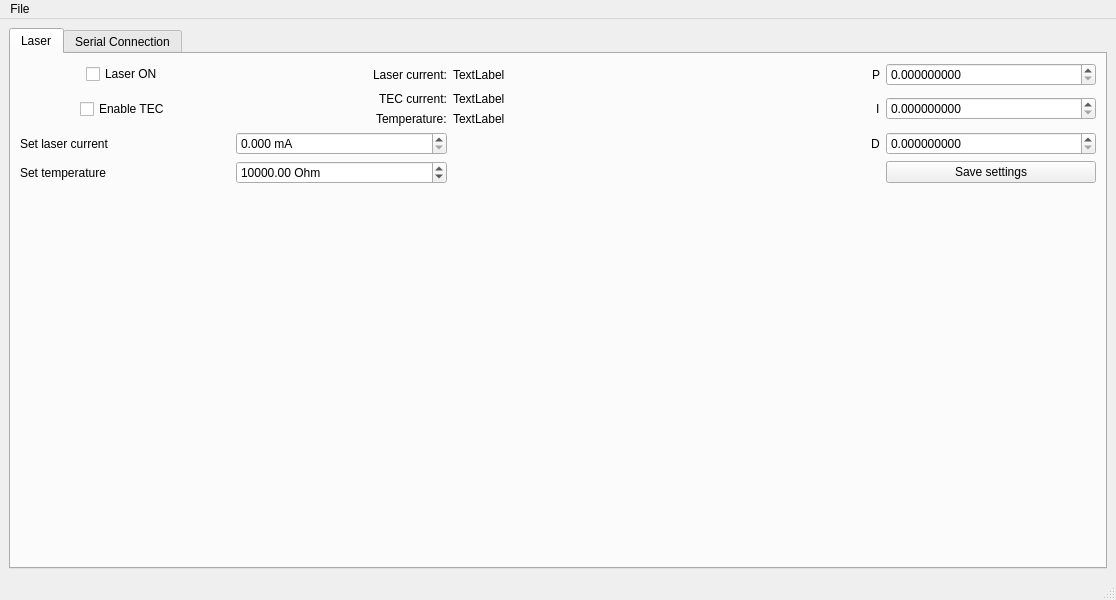
First picture: the form in gui.ui, repository zoran-grujic/CTL200-Controller, before the edit.
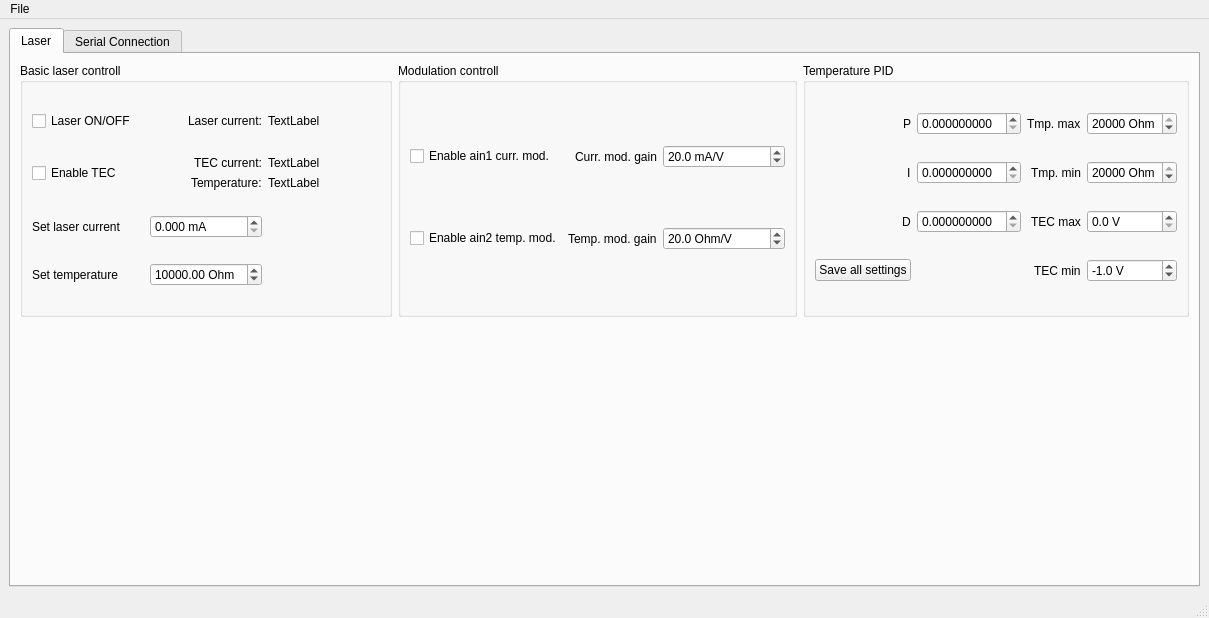
Second picture: the form after the edit. The open tabs and pages were chosen to show the change.

What changed in the file:
```diff
--- a/gui.ui
+++ b/gui.ui
@@ -6,8 +6,8 @@
    <rect>
     <x>0</x>
     <y>0</y>
-    <width>1116</width>
-    <height>600</height>
+    <width>1209</width>
+    <height>618</height>
    </rect>
   </property>
   <property name="windowTitle">
@@ -27,36 +27,323 @@
        <layout class="QVBoxLayout" name="verticalLayout">
         <item>
          <layout class="QGridLayout" name="gridLayout_2">
+          <item row="0" column="2">
+           <widget class="QGroupBox" name="groupBox_2">
+            <property name="title">
+             <string>Modulation controll</string>
+            </property>
+            <layout class="QGridLayout" name="gridLayout_8">
+             <item row="0" column="0">
+              <widget class="QCheckBox" name="checkBox_ain1Enable">
+               <property name="toolTip">
+                <string>Enable laser current modulation over ain1 input</string>
+               </property>
+               <property name="text">
+                <string>Enable ain1 curr. mod.</string>
+               </property>
+              </widget>
+             </item>
+             <item row="1" column="0">
+              <widget class="QCheckBox" name="checkBox_ain2Enable">
+               <property name="toolTip">
+                <string>Enable temperature modulation over ain input</string>
+               </property>
+               <property name="text">
+                <string>Enable ain2 temp. mod.</string>
+               </property>
+              </widget>
+             </item>
+             <item row="0" column="2">
+              <widget class="QDoubleSpinBox" name="doubleSpinBox_ain1CurrGain">
+               <property name="suffix">
+                <string> mA/V</string>
+               </property>
+               <property name="decimals">
+                <number>1</number>
+               </property>
+               <property name="minimum">
+                <double>-100000.000000000000000</double>
+               </property>
+               <property name="maximum">
+                <double>100000.000000000000000</double>
+               </property>
+               <property name="singleStep">
+                <double>10.000000000000000</double>
+               </property>
+               <property name="value">
+                <double>20.000000000000000</double>
+               </property>
+              </widget>
+             </item>
           <item row="0" column="1" alignment="Qt::AlignRight">
-           <widget class="QLabel" name="label_2">
+              <widget class="QLabel" name="label_6">
             <property name="text">
-             <string>Laser current:</string>
+                <string>Curr. mod. gain</string>
             </property>
            </widget>
           </item>
-          <item row="1" column="0" alignment="Qt::AlignHCenter">
+             <item row="1" column="1" alignment="Qt::AlignRight">
+              <widget class="QLabel" name="label_7">
+               <property name="text">
+                <string>Temp. mod. gain</string>
+               </property>
+              </widget>
+             </item>
+             <item row="1" column="2">
+              <widget class="QDoubleSpinBox" name="doubleSpinBox_ain2TempGain">
+               <property name="suffix">
+                <string> Ohm/V</string>
+               </property>
+               <property name="decimals">
+                <number>1</number>
+               </property>
+               <property name="minimum">
+                <double>-100000.000000000000000</double>
+               </property>
+               <property name="maximum">
+                <double>100000.000000000000000</double>
+               </property>
+               <property name="singleStep">
+                <double>10.000000000000000</double>
+               </property>
+               <property name="value">
+                <double>20.000000000000000</double>
+               </property>
+              </widget>
+             </item>
+            </layout>
+           </widget>
+          </item>
+          <item row="0" column="3">
+           <widget class="QGroupBox" name="groupBox_3">
+            <property name="title">
+             <string>Temperature PID </string>
+            </property>
+            <layout class="QGridLayout" name="gridLayout_7">
+             <item row="1" column="0" alignment="Qt::AlignRight">
+              <widget class="QLabel" name="label_12">
+               <property name="text">
+                <string>I</string>
+               </property>
+              </widget>
+             </item>
+             <item row="2" column="0" alignment="Qt::AlignRight">
+              <widget class="QLabel" name="label_13">
+               <property name="text">
+                <string>D</string>
+               </property>
+              </widget>
+             </item>
+             <item row="0" column="1">
+              <widget class="QDoubleSpinBox" name="doubleSpinBox_P">
+               <property name="decimals">
+                <number>9</number>
+               </property>
+               <property name="singleStep">
+                <double>0.000001000000000</double>
+               </property>
+              </widget>
+             </item>
+             <item row="1" column="1">
+              <widget class="QDoubleSpinBox" name="doubleSpinBox_I">
+               <property name="decimals">
+                <number>9</number>
+               </property>
+               <property name="singleStep">
+                <double>0.000001000000000</double>
+               </property>
+              </widget>
+             </item>
+             <item row="2" column="1">
+              <widget class="QDoubleSpinBox" name="doubleSpinBox_D">
+               <property name="decimals">
+                <number>9</number>
+               </property>
+               <property name="singleStep">
+                <double>0.000001000000000</double>
+               </property>
+              </widget>
+             </item>
+             <item row="0" column="0" alignment="Qt::AlignRight">
+              <widget class="QLabel" name="label_11">
+               <property name="text">
+                <string>P</string>
+               </property>
+              </widget>
+             </item>
+             <item row="3" column="0">
+              <widget class="QPushButton" name="pushButton_SaveSettings">
+               <property name="text">
+                <string>Save all settings</string>
+               </property>
+              </widget>
+             </item>
+             <item row="0" column="2" alignment="Qt::AlignRight">
+              <widget class="QLabel" name="label_14">
+               <property name="text">
+                <string>Tmp. max</string>
+               </property>
+              </widget>
+             </item>
+             <item row="1" column="2" alignment="Qt::AlignRight">
+              <widget class="QLabel" name="label_15">
+               <property name="text">
+                <string>Tmp. min</string>
+               </property>
+              </widget>
+             </item>
+             <item row="2" column="2" alignment="Qt::AlignRight">
+              <widget class="QLabel" name="label_16">
+               <property name="text">
+                <string>TEC max</string>
+               </property>
+              </widget>
+             </item>
+             <item row="3" column="2" alignment="Qt::AlignRight">
+              <widget class="QLabel" name="label_17">
+               <property name="text">
+                <string>TEC min</string>
+               </property>
+              </widget>
+             </item>
+             <item row="0" column="3">
+              <widget class="QDoubleSpinBox" name="doubleSpinBox_rtmax">
+               <property name="suffix">
+                <string> Ohm</string>
+               </property>
+               <property name="decimals">
+                <number>0</number>
+               </property>
+               <property name="minimum">
+                <double>500.000000000000000</double>
+               </property>
+               <property name="maximum">
+                <double>20000.000000000000000</double>
+               </property>
+               <property name="singleStep">
+                <double>1.000000000000000</double>
+               </property>
+               <property name="value">
+                <double>20000.000000000000000</double>
+               </property>
+              </widget>
+             </item>
+             <item row="1" column="3">
+              <widget class="QDoubleSpinBox" name="doubleSpinBox_rtmin">
+               <property name="suffix">
+                <string> Ohm</string>
+               </property>
+               <property name="decimals">
+                <number>0</number>
+               </property>
+               <property name="minimum">
+                <double>500.000000000000000</double>
+               </property>
+               <property name="maximum">
+                <double>20000.000000000000000</double>
+               </property>
+               <property name="singleStep">
+                <double>1.000000000000000</double>
+               </property>
+               <property name="value">
+                <double>20000.000000000000000</double>
+               </property>
+              </widget>
+             </item>
+             <item row="3" column="3">
+              <widget class="QDoubleSpinBox" name="doubleSpinBox_vtmin">
+               <property name="suffix">
+                <string> V</string>
+               </property>
+               <property name="decimals">
+                <number>1</number>
+               </property>
+               <property name="minimum">
+                <double>-3.000000000000000</double>
+               </property>
+               <property name="maximum">
+                <double>0.000000000000000</double>
+               </property>
+               <property name="singleStep">
+                <double>0.100000000000000</double>
+               </property>
+               <property name="value">
+                <double>-1.000000000000000</double>
+               </property>
+              </widget>
+             </item>
+             <item row="2" column="3">
+              <widget class="QDoubleSpinBox" name="doubleSpinBox_vtmax">
+               <property name="suffix">
+                <string> V</string>
+               </property>
+               <property name="decimals">
+                <number>1</number>
+               </property>
+               <property name="minimum">
+                <double>0.000000000000000</double>
+               </property>
+               <property name="maximum">
+                <double>3.000000000000000</double>
+               </property>
+               <property name="singleStep">
+                <double>0.100000000000000</double>
+               </property>
+               <property name="value">
+                <double>0.000000000000000</double>
+               </property>
+              </widget>
+             </item>
+            </layout>
+           </widget>
+          </item>
+          <item row="0" column="1">
+           <widget class="QGroupBox" name="groupBox">
+            <property name="title">
+             <string>Basic laser controll</string>
+            </property>
+            <layout class="QGridLayout" name="gridLayout_6">
+             <item row="1" column="0">
            <widget class="QCheckBox" name="checkBox_TECEnable">
             <property name="text">
              <string>Enable TEC</string>
             </property>
            </widget>
           </item>
-          <item row="0" column="0" alignment="Qt::AlignHCenter">
+             <item row="2" column="0">
+              <widget class="QLabel" name="label_4">
+               <property name="text">
+                <string>Set laser current</string>
+               </property>
+              </widget>
+             </item>
+             <item row="0" column="0">
            <widget class="QCheckBox" name="checkBox_LaserEnable">
             <property name="toolTip">
              <string>Enable laser output</string>
             </property>
             <property name="text">
-             <string>Laser ON</string>
+                <string>Laser ON/OFF</string>
             </property>
            </widget>
           </item>
-          <item row="0" column="2">
-           <widget class="QLabel" name="label_LaserCurrent_mA">
+             <item row="1" column="2">
+              <layout class="QGridLayout" name="gridLayout_4">
+               <item row="0" column="0">
+                <widget class="QLabel" name="label_TECCurrent_mA">
             <property name="text">
              <string>TextLabel</string>
             </property>
            </widget>
+               </item>
+               <item row="1" column="0">
+                <widget class="QLabel" name="label_thermistorR">
+                 <property name="text">
+                  <string>TextLabel</string>
+                 </property>
+                </widget>
+               </item>
+              </layout>
           </item>
           <item row="1" column="1">
            <layout class="QGridLayout" name="gridLayout_3">
@@ -76,10 +363,24 @@
             </item>
            </layout>
           </item>
-          <item row="2" column="0">
-           <widget class="QLabel" name="label_4">
+             <item row="0" column="1" alignment="Qt::AlignRight">
+              <widget class="QLabel" name="label_2">
             <property name="text">
-             <string>Set laser current</string>
+                <string>Laser current:</string>
+               </property>
+              </widget>
+             </item>
+             <item row="0" column="2">
+              <widget class="QLabel" name="label_LaserCurrent_mA">
+               <property name="text">
+                <string>TextLabel</string>
+               </property>
+              </widget>
+             </item>
+             <item row="3" column="0">
+              <widget class="QLabel" name="label_5">
+               <property name="text">
+                <string>Set temperature</string>
             </property>
            </widget>
           </item>
@@ -112,87 +413,7 @@
             </property>
            </widget>
           </item>
-          <item row="1" column="2">
-           <layout class="QGridLayout" name="gridLayout_4">
-            <item row="0" column="0">
-             <widget class="QLabel" name="label_TECCurrent_mA">
-              <property name="text">
-               <string>TextLabel</string>
-              </property>
-             </widget>
-            </item>
-            <item row="1" column="0">
-             <widget class="QLabel" name="label_thermistorR">
-              <property name="text">
-               <string>TextLabel</string>
-              </property>
-             </widget>
-            </item>
-           </layout>
-          </item>
-          <item row="3" column="0">
-           <widget class="QLabel" name="label_5">
-            <property name="text">
-             <string>Set temperature</string>
-            </property>
-           </widget>
-          </item>
-          <item row="0" column="3" alignment="Qt::AlignRight">
-           <widget class="QLabel" name="label_11">
-            <property name="text">
-             <string>P</string>
-            </property>
-           </widget>
-          </item>
-          <item row="0" column="4">
-           <widget class="QDoubleSpinBox" name="doubleSpinBox_P">
-            <property name="decimals">
-             <number>9</number>
-            </property>
-            <property name="singleStep">
-             <double>0.000001000000000</double>
-            </property>
-           </widget>
-          </item>
-          <item row="1" column="3" alignment="Qt::AlignRight">
-           <widget class="QLabel" name="label_12">
-            <property name="text">
-             <string>I</string>
-            </property>
-           </widget>
-          </item>
-          <item row="1" column="4">
-           <widget class="QDoubleSpinBox" name="doubleSpinBox_I">
-            <property name="decimals">
-             <number>9</number>
-            </property>
-            <property name="singleStep">
-             <double>0.000001000000000</double>
-            </property>
-           </widget>
-          </item>
-          <item row="2" column="3" alignment="Qt::AlignRight">
-           <widget class="QLabel" name="label_13">
-            <property name="text">
-             <string>D</string>
-            </property>
-           </widget>
-          </item>
-          <item row="2" column="4">
-           <widget class="QDoubleSpinBox" name="doubleSpinBox_D">
-            <property name="decimals">
-             <number>9</number>
-            </property>
-            <property name="singleStep">
-             <double>0.000001000000000</double>
-            </property>
-           </widget>
-          </item>
-          <item row="3" column="4">
-           <widget class="QPushButton" name="pushButton_SaveSettings">
-            <property name="text">
-             <string>Save settings</string>
-            </property>
+            </layout>
            </widget>
           </item>
          </layout>
@@ -341,7 +562,7 @@
     <rect>
      <x>0</x>
      <y>0</y>
-     <width>1116</width>
+     <width>1209</width>
      <height>26</height>
     </rect>
    </property>
```
Left out of the diff: 7 changed lines with no effect on the pictures. Lines whose indentation alone changed are shown as unchanged.
